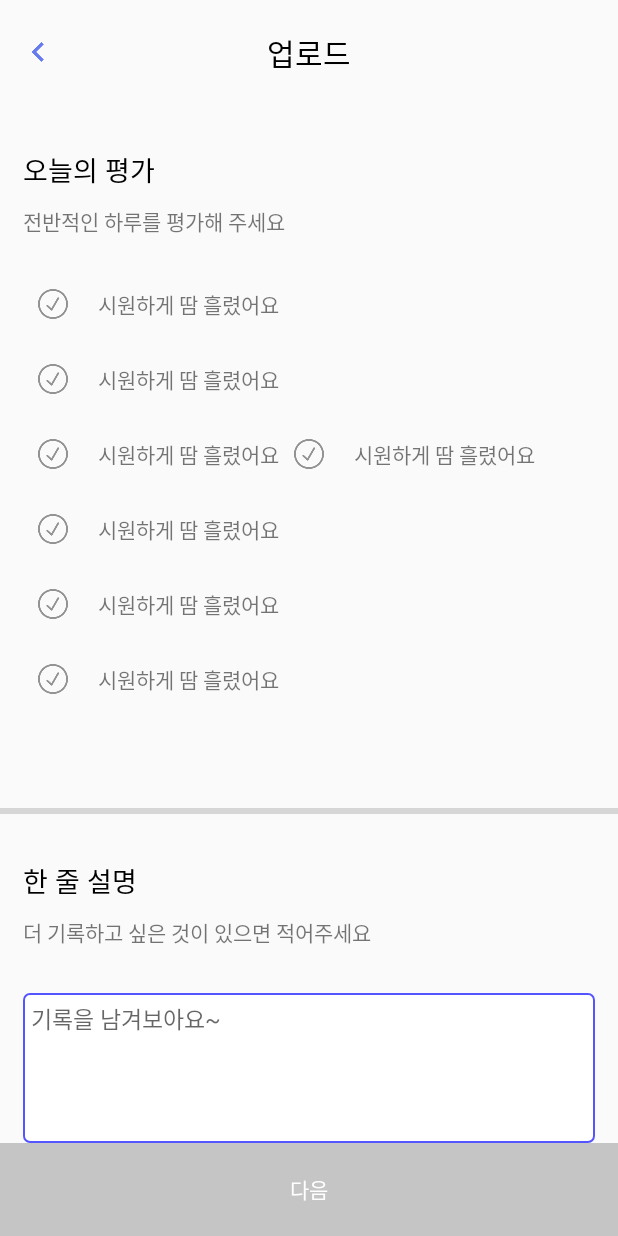
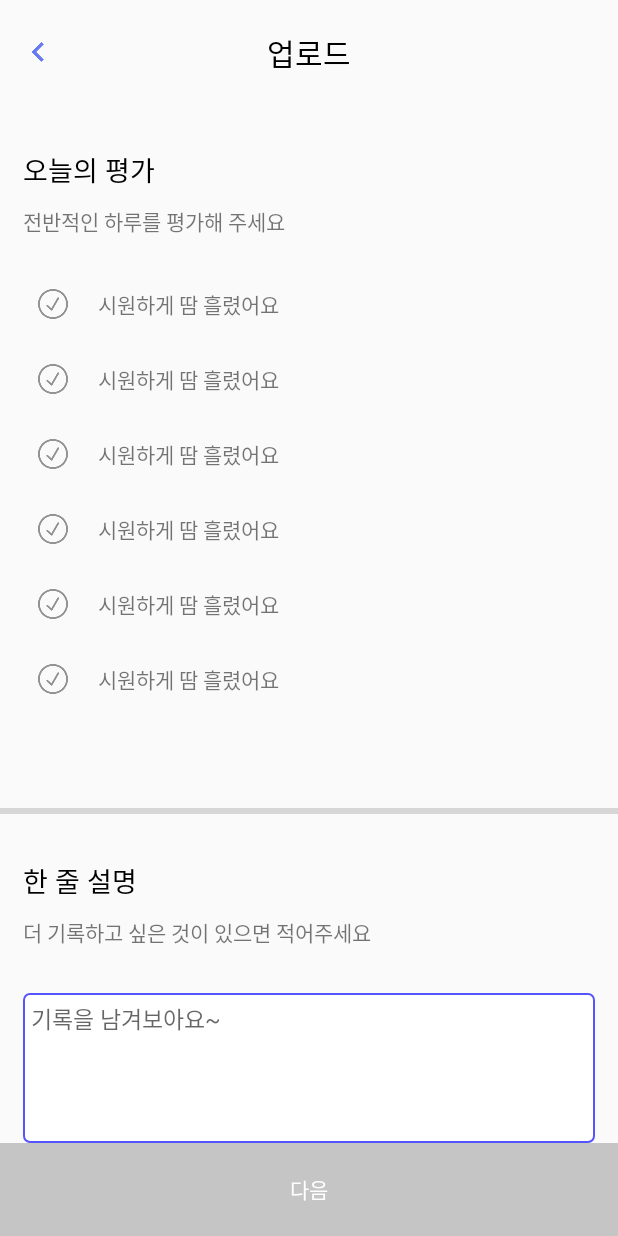
Before and after one commit to TEAMGODORI/GODORI_Android, an Android app: the fragment CertifTabUpload3Fragment shown on its own in the app's theme, on a phone screen of 412 x 824 dp. Run offline under Robolectric (Android 15) with nearby library versions, the phone set to English and light mode, and no system bars.

Commit message:
[ADD] 13주차 발표 추가 푸쉬

```diff
--- a/GODORI/app/src/main/res/layout/fragment_certif_tab_upload3.xml
+++ b/GODORI/app/src/main/res/layout/fragment_certif_tab_upload3.xml
@@ -120,24 +120,6 @@
                             android:layout_marginLeft="10dp"
                             android:text="시원하게 땀 흘렸어요" />
 
-                        <LinearLayout
-                            android:layout_width="match_parent"
-                            android:layout_height="50dp"
-                            android:orientation="horizontal">
-
-                            <ImageButton
-                                android:layout_width="40dp"
-                                android:layout_height="40dp"
-                                android:layout_gravity="center"
-                                android:background="@drawable/button_unchecked" />
-
-                            <TextView
-                                android:layout_width="wrap_content"
-                                android:layout_height="wrap_content"
-                                android:layout_gravity="center"
-                                android:layout_marginLeft="10dp"
-                                android:text="시원하게 땀 흘렸어요" />
-                        </LinearLayout>
                     </LinearLayout>
 
                     <LinearLayout
--- a/GODORI/app/src/main/res/layout/fragment_my_info_tab.xml
+++ b/GODORI/app/src/main/res/layout/fragment_my_info_tab.xml
@@ -33,7 +33,7 @@
                     android:layout_height="90dp"
                     android:layout_centerHorizontal="true"
                     android:layout_marginTop="40dp"
-                    android:src="@drawable/jinhee" />
+                    android:src="@drawable/jinhee_un" />
 
                 <TextView
                     android:layout_width="wrap_content"
```
Also changed, not shown: GODORI/app/src/main/res/drawable-v24/jinhee_un.png (added).
